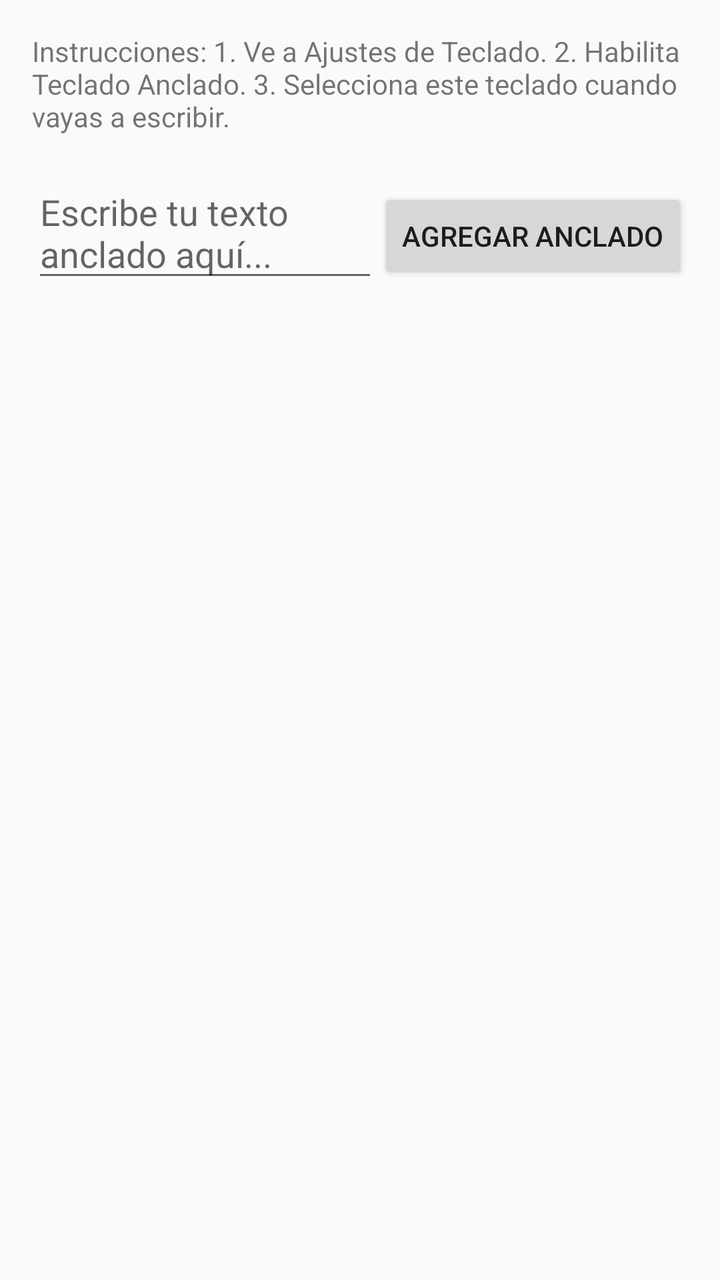
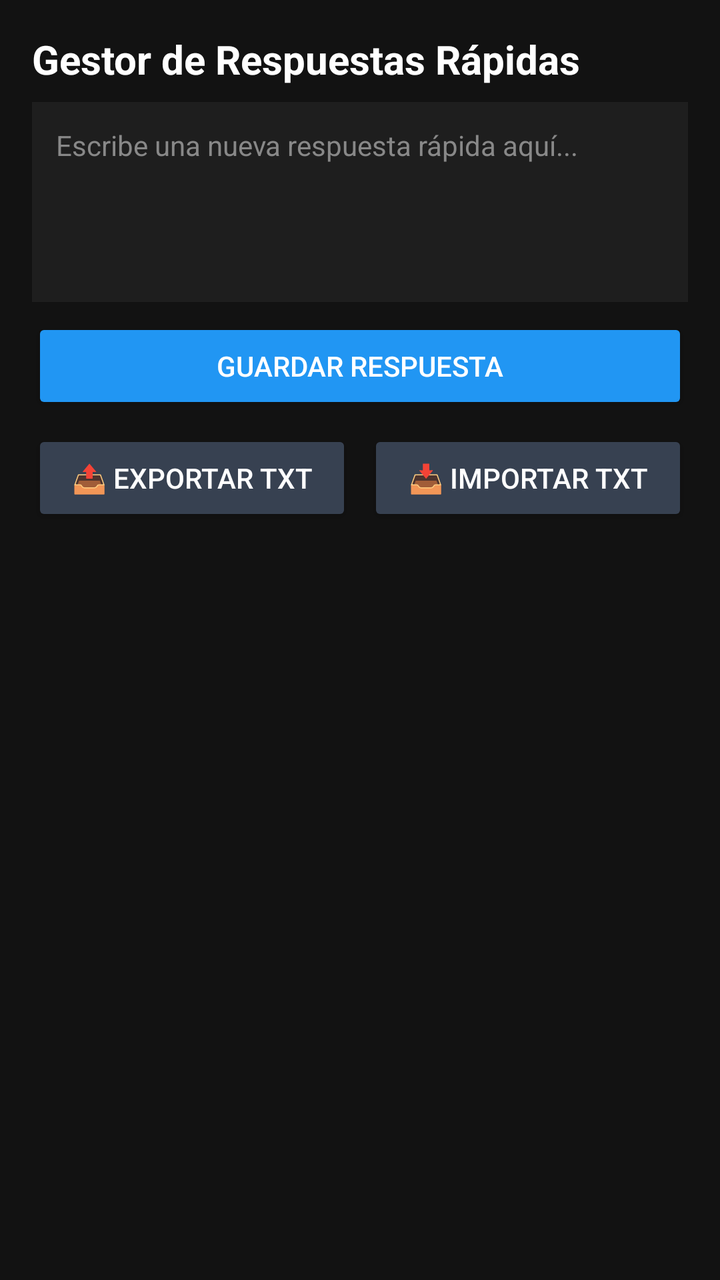

Before-and-after screenshots of an Android layout around one commit, followed by the original layout XML and the change that was made.
<!-- AndroidManifest.xml: application theme Theme.AppCompat.Light.DarkActionBar -->
<!-- res/layout/activity_main.xml -->
<?xml version="1.0" encoding="utf-8"?>
<LinearLayout xmlns:android="http://schemas.android.com/apk/res/android"
    android:layout_width="match_parent"
    android:layout_height="match_parent"
    android:orientation="vertical"
    android:padding="16dp">

    <TextView
        android:layout_width="match_parent"
        android:layout_height="wrap_content"
        android:text="@string/config_instructions"
        android:textSize="14sp"
        android:layout_marginBottom="16dp"/>

    <LinearLayout
        android:layout_width="match_parent"
        android:layout_height="wrap_content"
        android:orientation="horizontal">
        <EditText
            android:id="@+id/etNewPin"
            android:layout_width="0dp"
            android:layout_height="wrap_content"
            android:layout_weight="1"
            android:hint="@string/hint_text"/>
        <Button
            android:id="@+id/btnAdd"
            android:layout_width="wrap_content"
            android:layout_height="wrap_content"
            android:text="@string/add_button"/>
    </LinearLayout>

    <androidx.recyclerview.widget.RecyclerView
        android:id="@+id/rvMainPins"
        android:layout_width="match_parent"
        android:layout_height="match_parent"
        android:layout_marginTop="16dp"/>
</LinearLayout>
<!-- resources referenced by this layout -->
<resources>
  <string name="add_button">Agregar Anclado</string>
  <string name="config_instructions">Instrucciones:
  1. Ve a Ajustes de Teclado.
  2. Habilita "Teclado Anclado".
  3. Selecciona este teclado cuando vayas a escribir.</string>
  <string name="hint_text">Escribe tu texto anclado aquí...</string>
</resources>

<!-- the commit's change to res/layout/activity_main.xml (unified diff, before → after) -->
@@ -3,35 +3,77 @@
     android:layout_width="match_parent"
     android:layout_height="match_parent"
     android:orientation="vertical"
-    android:padding="16dp">
+    android:padding="16dp"
+    android:background="#121212">
 
+    
     <TextView
         android:layout_width="match_parent"
         android:layout_height="wrap_content"
-        android:text="@string/config_instructions"
-        android:textSize="14sp"
-        android:layout_marginBottom="16dp"/>
+        android:text="Gestor de Respuestas Rápidas"
+        android:textColor="#FFFFFF"
+        android:textSize="20sp"
+        android:textStyle="bold"
+        android:paddingBottom="8dp"/>
 
+    
+    <EditText
+        android:id="@+id/etNewPin"
+        android:layout_width="match_parent"
+        android:layout_height="100dp"
+        android:background="#1E1E1E"
+        android:textColor="#FFFFFF"
+        android:textColorHint="#888888"
+        android:hint="Escribe una nueva respuesta rápida aquí..."
+        android:gravity="top|start"
+        android:padding="12dp"
+        android:textSize="14sp"/>
+
+    
+    <Button
+        android:id="@+id/btnAdd"
+        android:layout_width="match_parent"
+        android:layout_height="wrap_content"
+        android:layout_marginTop="8dp"
+        android:text="Guardar Respuesta"
+        android:backgroundTint="#2196F3"
+        android:textColor="#FFFFFF"/>
+
+    
     <LinearLayout
         android:layout_width="match_parent"
         android:layout_height="wrap_content"
-        android:orientation="horizontal">
-        <EditText
-            android:id="@+id/etNewPin"
+        android:orientation="horizontal"
+        android:layout_marginTop="8dp"
+        android:layout_marginBottom="8dp">
+
+        <Button
+            android:id="@+id/btnExport"
             android:layout_width="0dp"
             android:layout_height="wrap_content"
             android:layout_weight="1"
-            android:hint="@string/hint_text"/>
+            android:layout_marginEnd="4dp"
+            android:text="📤 Exportar TXT"
+            android:backgroundTint="#374151"
+            android:textColor="#FFFFFF"/>
+
         <Button
-            android:id="@+id/btnAdd"
-            android:layout_width="wrap_content"
+            android:id="@+id/btnImport"
+            android:layout_width="0dp"
             android:layout_height="wrap_content"
-            android:text="@string/add_button"/>
+            android:layout_weight="1"
+            android:layout_marginStart="4dp"
+            android:text="📥 Importar TXT"
+            android:backgroundTint="#374151"
+            android:textColor="#FFFFFF"/>
     </LinearLayout>
 
+    
     <androidx.recyclerview.widget.RecyclerView
         android:id="@+id/rvMainPins"
         android:layout_width="match_parent"
-        android:layout_height="match_parent"
-        android:layout_marginTop="16dp"/>
+        android:layout_height="0dp"
+        android:layout_weight="1"
+        android:layout_marginTop="4dp"/>
+
 </LinearLayout>
<!-- resource entries referenced after the edit -->
@@ -1,10 +1,5 @@
 <!-- resources referenced by this layout -->
 <resources>
-  <string name="add_button">Agregar Anclado</string>
-  <string name="config_instructions">Instrucciones:
-  1. Ve a Ajustes de Teclado.
-  2. Habilita "Teclado Anclado".
-  3. Selecciona este teclado cuando vayas a escribir.</string>
-  <string name="hint_text">Escribe tu texto anclado aquí...</string>
+
 </resources>
 
